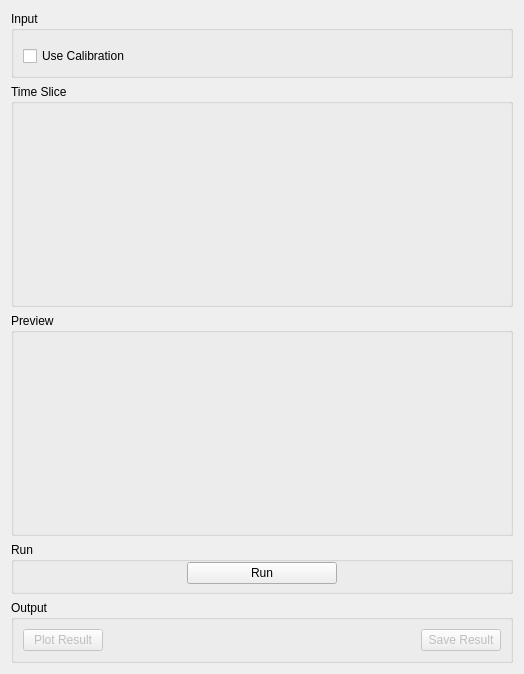
The window that qt/scientific_interfaces/Indirect/ISISDiagnostics.ui (mantidproject/mantid) describes before a commit, drawn with Qt 5.
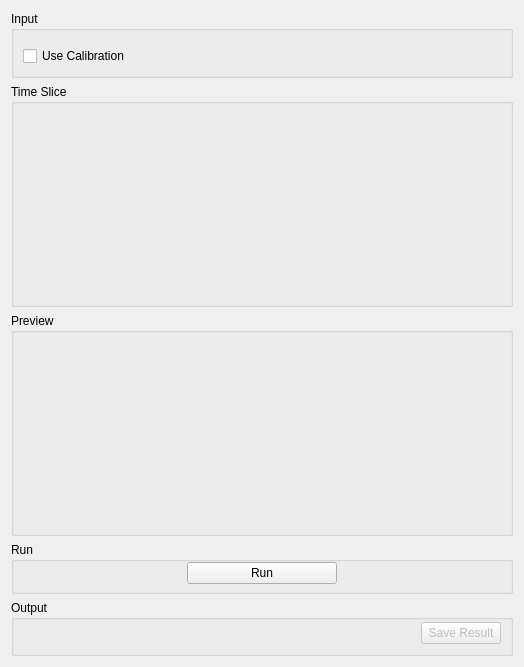
The same window after the commit. Custom widgets are drawn as their Qt base class.

Commit message: Refs #26029. Diagnostics output plot options

What changed in the file:
```diff
--- a/qt/scientific_interfaces/Indirect/ISISDiagnostics.ui
+++ b/qt/scientific_interfaces/Indirect/ISISDiagnostics.ui
@@ -269,19 +269,24 @@
    </item>
    <item>
     <widget class="QGroupBox" name="gbOutput">
+     <property name="minimumSize">
+      <size>
+       <width>0</width>
+       <height>56</height>
+      </size>
+     </property>
      <property name="title">
       <string>Output</string>
      </property>
      <layout class="QHBoxLayout" name="horizontalLayout_3">
+      <property name="topMargin">
+       <number>0</number>
+      </property>
+      <property name="bottomMargin">
+       <number>7</number>
+      </property>
       <item>
-       <widget class="QPushButton" name="pbPlot">
-        <property name="enabled">
-         <bool>false</bool>
-        </property>
-        <property name="text">
-         <string>Plot Result</string>
-        </property>
-       </widget>
+       <widget class="MantidQt::CustomInterfaces::IndirectPlotOptionsView" name="ipoPlotOptions" native="true"/>
       </item>
       <item>
        <spacer name="horizontalSpacer_1">
@@ -318,9 +323,9 @@
    <header>MantidQtWidgets/Common/DataSelector.h</header>
   </customwidget>
   <customwidget>
-   <class>MantidQt::API::MWRunFiles</class>
+   <class>MantidQt::CustomInterfaces::IndirectPlotOptionsView</class>
    <extends>QWidget</extends>
-   <header>MantidQtWidgets/Common/MWRunFiles.h</header>
+   <header>IndirectPlotOptionsView.h</header>
    <container>1</container>
   </customwidget>
   <customwidget>
@@ -329,10 +334,15 @@
    <header>MantidQtWidgets/Plotting/PreviewPlot.h</header>
    <container>1</container>
   </customwidget>
+  <customwidget>
+   <class>MantidQt::API::MWRunFiles</class>
+   <extends>QWidget</extends>
+   <header>MantidQtWidgets/Common/MWRunFiles.h</header>
+   <container>1</container>
+  </customwidget>
  </customwidgets>
  <tabstops>
   <tabstop>ckUseCalibration</tabstop>
-  <tabstop>pbPlot</tabstop>
   <tabstop>pbSave</tabstop>
  </tabstops>
  <resources/>
```
The commit also changes 2 other files.
